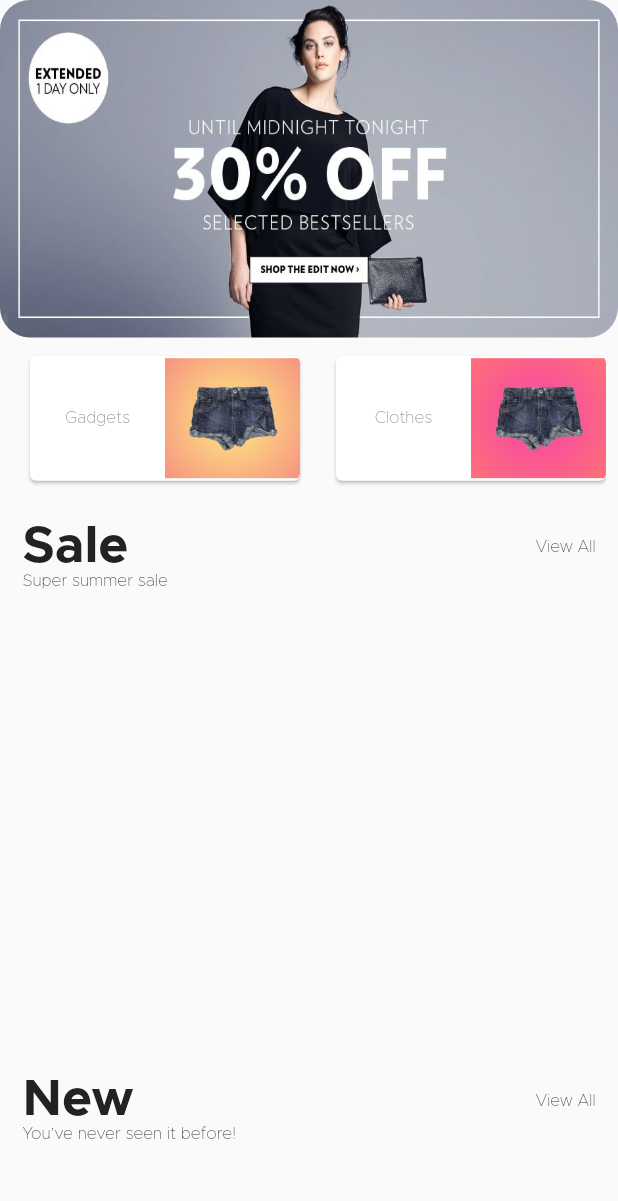
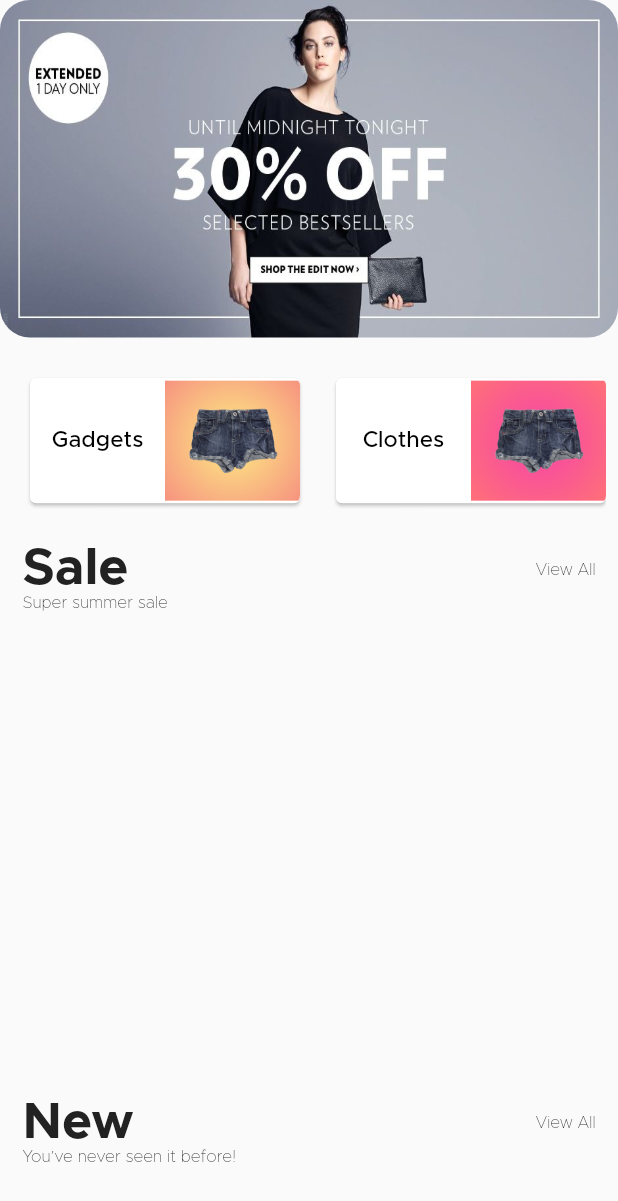
Before and after one commit to sushantmahajan85/settleMillionsApk, a Flutter app: the Main2View widget shown alone on an empty page, opened directly with empty values, on a phone screen of 412 x 824 dp. Shown: the top 1201 px of the screen. Run offline on Flutter 3.47's test engine with Material 2 defaults, Android fonts, the phone set to English and light mode, and no system bars; drawn by our look-alikes of carousel_pro; our stand-ins replace bloc, bubble_tab_indicator, data_connection_checker, equatable, flutter_bloc, flutter_secure_storage and 5 more; accounts and stored records are empty; statements that could not run were skipped.

Commit message:
Category_card, Main2_view.dart: Category box updated and sized box added above it

```diff
--- a/lib/presentation/features/home/views/main2_view.dart
+++ b/lib/presentation/features/home/views/main2_view.dart
@@ -32,12 +32,6 @@ class _Main2ViewState extends State<Main2View> {
 
   TabController tabController;
 
-  //  @override
-  // void initState() {
-  //   super.initState();
-  //   tabController = TabController(length: 1, vsync: this);
-  // }
-
   @override
   Widget build(BuildContext context) {
     var _theme = Theme.of(context);
@@ -46,6 +40,7 @@ class _Main2ViewState extends State<Main2View> {
     return SingleChildScrollView(
       child: Column(children: <Widget>[
       CarouselSlider(),
+      SizedBox(height: 15,),
       TabView(
         tabController: tabController,
       ),
--- a/lib/presentation/widgets/independent/category_card.dart
+++ b/lib/presentation/widgets/independent/category_card.dart
@@ -1,5 +1,6 @@
 
 import 'package:flutter/material.dart';
+import 'package:openflutterecommerce/config/theme.dart';
 
 class Category{
   Color begin;
@@ -36,6 +37,11 @@ class CategoryCard extends StatelessWidget {
                   child: Text(
                     category.category,
                     textAlign: TextAlign.right,
+                    style: TextStyle(
+                    fontWeight:FontWeight.w500,
+                    color: AppColors.darkBlack,
+                    fontSize: 15
+                    ),
                   ),
                 ),
               ),
```
